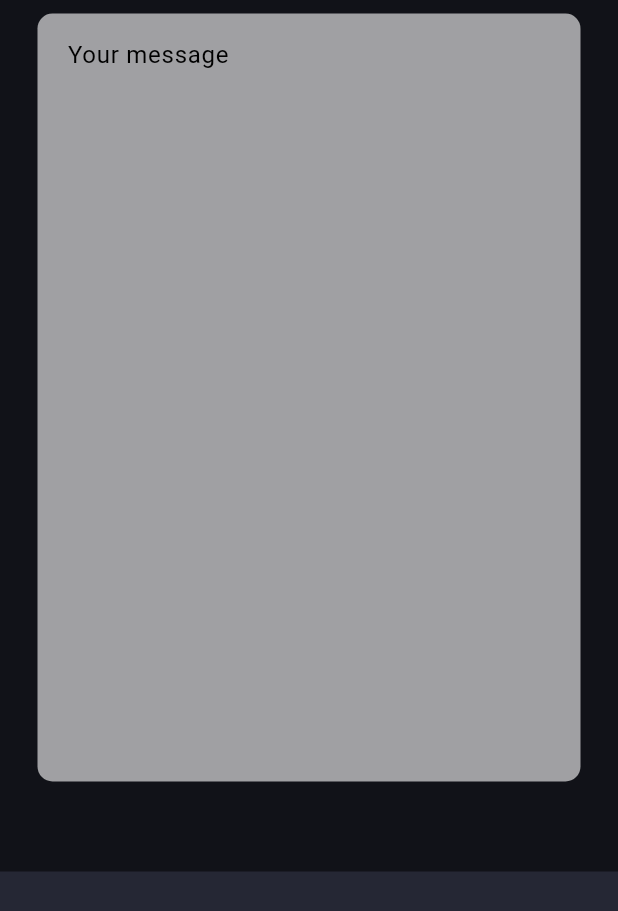
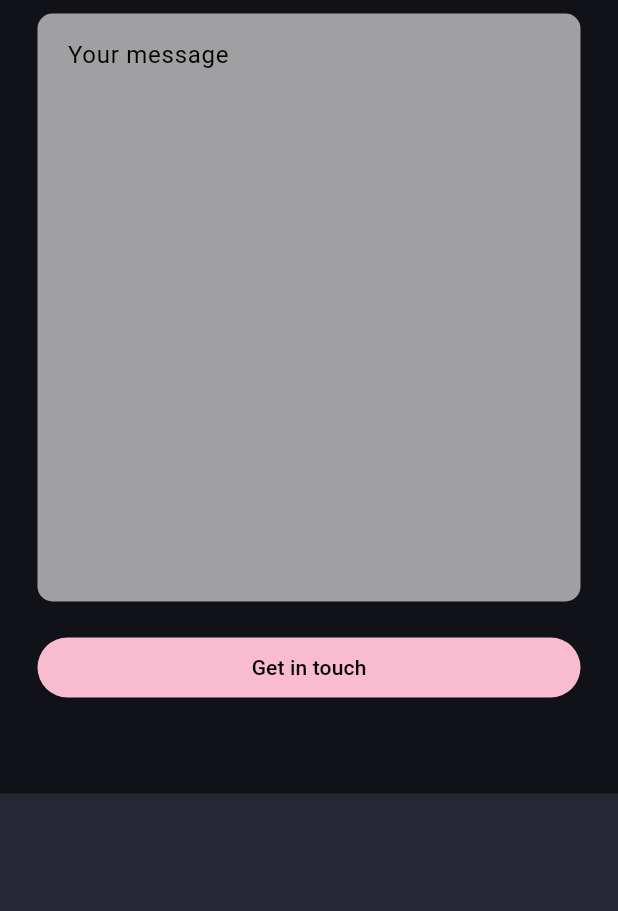
Before and after one commit to Uanuragdhyay/Portfolio, a Flutter app: the screen it shows after launch, scrolled down 3456 dp, on a phone screen of 412 x 824 dp. Shown: the top 911 px of the screen. Run offline on Flutter 3.47's test engine with Material 3 defaults, Android fonts, the phone set to English and light mode, and no system bars; missing offline and left inert: dart:js.

Commit message:
added commit

```diff
--- a/lib/pages/home_page.dart
+++ b/lib/pages/home_page.dart
@@ -55,29 +55,33 @@ class _HomePageState extends State<HomePage> {
                 },
               ),
             if (constraints.maxWidth >= kMinDesktopWidth)
-             const Maindesktop() else const MainMobile(),
-
+              const Maindesktop()
+            else
+              const MainMobile(),
 
             //skills
             Container(
               width: screenWidth,
               padding: const EdgeInsets.fromLTRB(25, 20, 25, 60),
               color: Colors.black45,
-              child:   Column(
+              child: Column(
                 mainAxisSize: MainAxisSize.min,
                 children: [
                   //title
-                 const Text("What I can do",
+                  const Text(
+                    "What I can do",
                     style: TextStyle(
                       fontSize: 24,
                       fontWeight: FontWeight.bold,
                       color: Colors.white,
                     ),
                   ),
-           SizedBox(height: 40,),
+                  SizedBox(
+                    height: 40,
+                  ),
 
                   //platform and skills
-                 if(constraints.maxWidth>=kMedDesktopWidth)
+                  if (constraints.maxWidth >= kMedDesktopWidth)
                     const SkillsDesktop()
                   else
                     const SkillsMobile()
@@ -95,21 +99,30 @@ class _HomePageState extends State<HomePage> {
               child: Column(
                 children: [
                   //title
-                  Text("Get in Touch",style: TextStyle(
+                  Text(
+                    "Get in Touch",
+                    style: TextStyle(
                         fontWeight: FontWeight.bold,
                         fontSize: 24,
-                    color:Colors.blueAccent.shade100
+                        color: Colors.blueAccent.shade100),
                   ),
+                  const SizedBox(
+                    height: 50,
                   ),
-               const SizedBox(height: 50,),
-                  Row(
+                  ConstrainedBox(
+                    constraints: BoxConstraints(
+                      maxWidth: 700,
+                    ),
+                    child: Row(
                       children: [
                         Flexible(
                           child: Customtextfield(
                             hintText: "Your Name",
                           ),
                         ),
-                      const SizedBox(width: 15,),
+                        const SizedBox(
+                          width: 15,
+                        ),
                         Flexible(
                           child: Customtextfield(
                             hintText: "Your e-mail",
@@ -117,15 +130,36 @@ class _HomePageState extends State<HomePage> {
                         ),
                       ],
                     ),
-                  const SizedBox(height: 15,),
-                   Customtextfield(
+                  ),
+                  const SizedBox(
+                    height: 15,
+                  ),
+                  ConstrainedBox(
+                    constraints: BoxConstraints(
+                      maxWidth: 700,
+                    ),
+                    child: Customtextfield(
                       hintText: "Your message",
-                      maxLines: 20,
+                      maxLines: 15,
+                    ),
                   ),
 
+                  SizedBox(
+                    height: 20,
+                  ),
                   //send button
-
-
+                  SizedBox(
+                    width: double.maxFinite,
+                    child: ElevatedButton(
+                      onPressed: () {},
+                      child: Text(
+                        "Get in touch",
+                        style: TextStyle(color: Colors.black),
+                      ),
+                      style: ElevatedButton.styleFrom(
+                          backgroundColor: Colors.pink.shade100),
+                    ),
+                  )
                 ],
               ),
             ),
@@ -140,6 +174,4 @@ class _HomePageState extends State<HomePage> {
       );
     });
   }
-
-
 }
```
Lines whose indentation alone changed are shown as unchanged.
